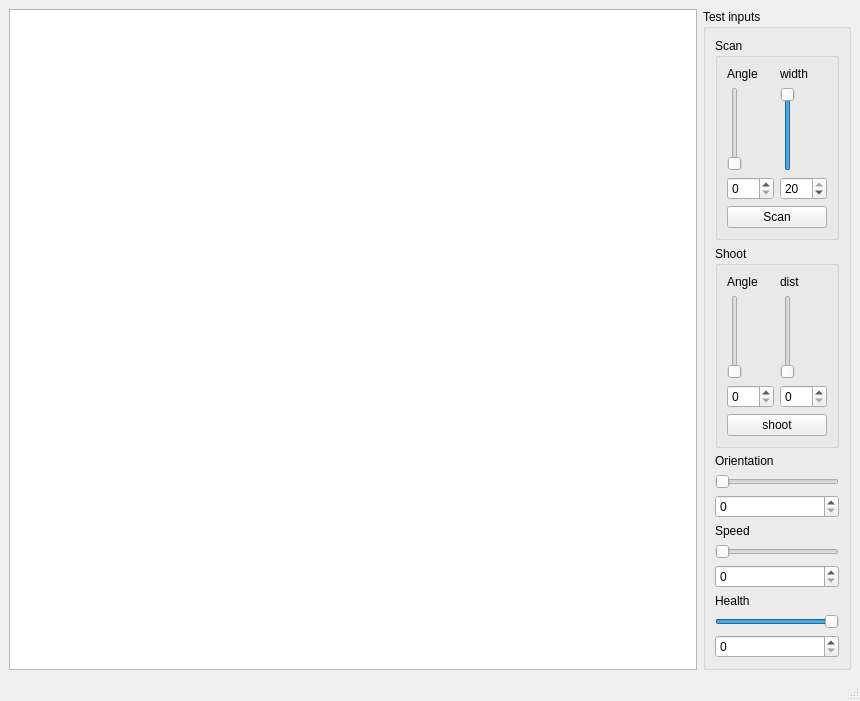
Old version of the form mainwindow.ui in the repository wimdams/DuckWars.
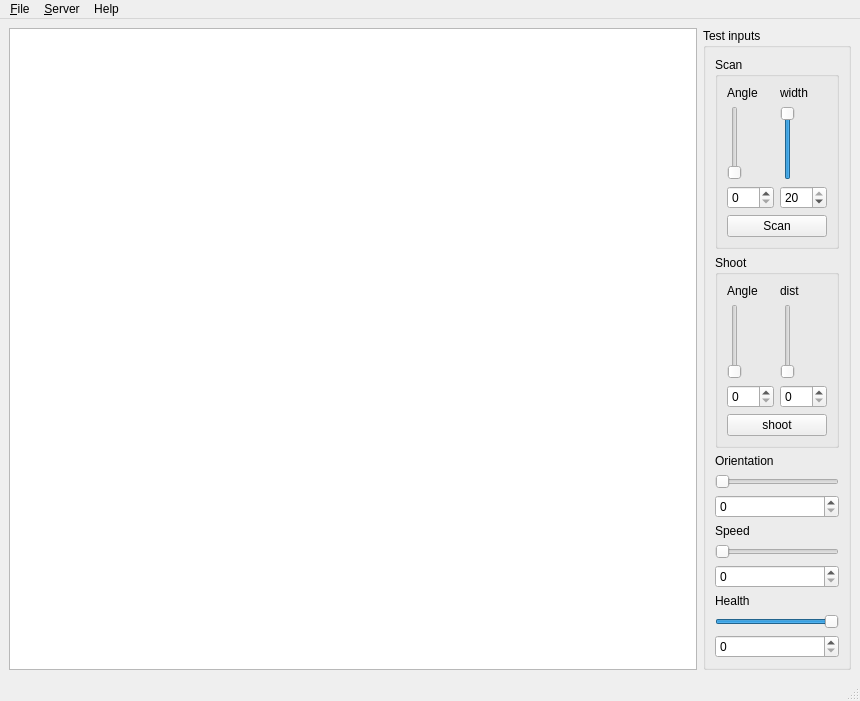
New version of the form. Icons and pictures are not drawn.

What changed in the file:
```diff
--- a/mainwindow.ui
+++ b/mainwindow.ui
@@ -311,6 +311,31 @@
      <height>22</height>
     </rect>
    </property>
+   <widget class="QMenu" name="menu_File">
+    <property name="title">
+     <string>&amp;File</string>
+    </property>
+    <addaction name="action_Settings"/>
+    <addaction name="separator"/>
+    <addaction name="action_Exit"/>
+   </widget>
+   <widget class="QMenu" name="menuServer">
+    <property name="title">
+     <string>&amp;Server</string>
+    </property>
+    <addaction name="actionStart"/>
+    <addaction name="actionStop"/>
+    <addaction name="actionRestart"/>
+   </widget>
+   <widget class="QMenu" name="menuHelp">
+    <property name="title">
+     <string>Help</string>
+    </property>
+    <addaction name="actionAbout"/>
+   </widget>
+   <addaction name="menu_File"/>
+   <addaction name="menuServer"/>
+   <addaction name="menuHelp"/>
   </widget>
   <widget class="QStatusBar" name="statusbar"/>
  </widget>
```
Left out of the diff: 30 changed lines with no effect on the pictures.
